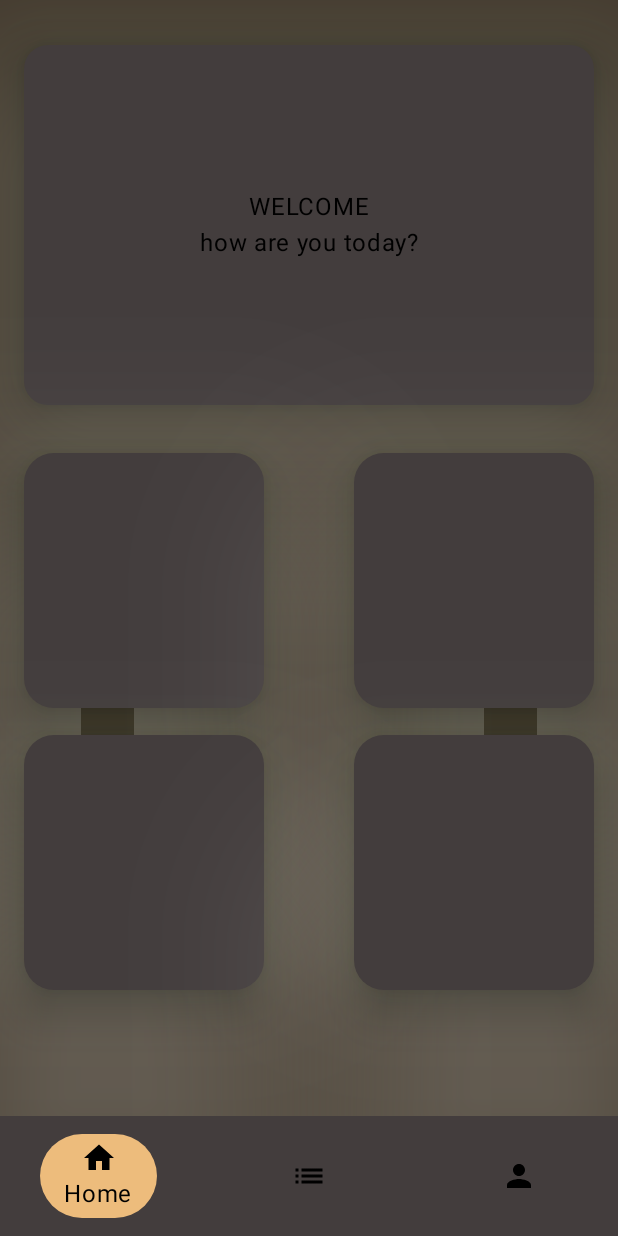
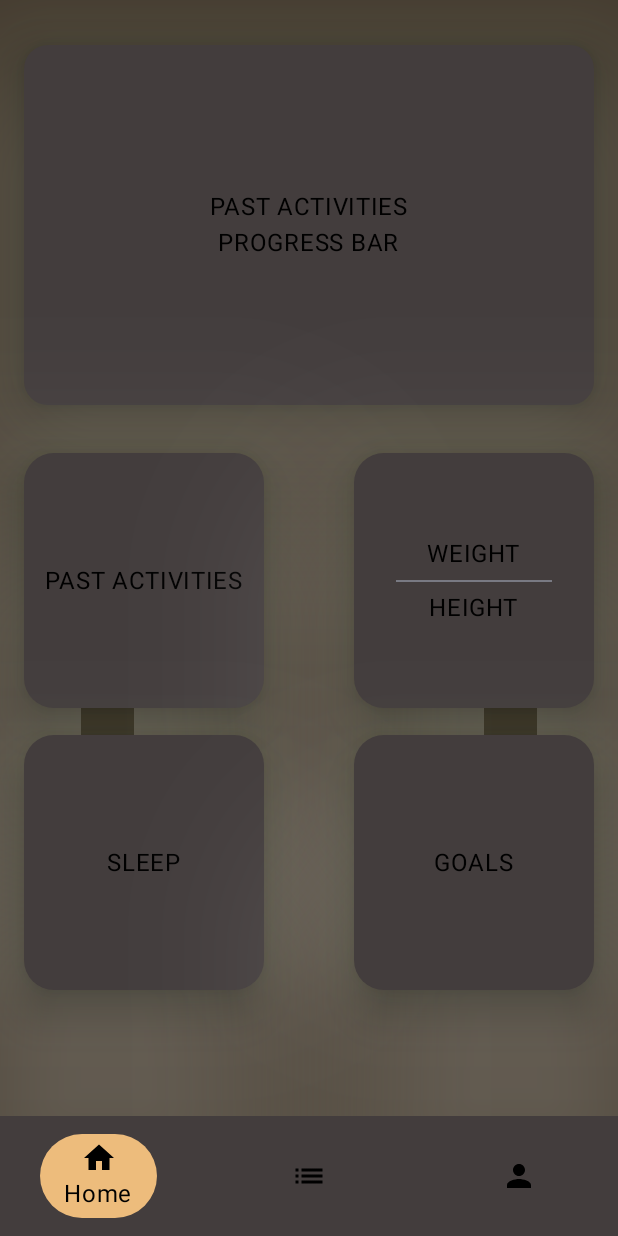
Before and after one commit to ak1nttr/Assets, an Android app built with Jetpack Compose: the HomeScreen screen opened through its navigation route, on a phone screen of 412 x 824 dp. Run offline under Robolectric (Android 15) with nearby library versions, the phone set to English and light mode, and no system bars.

Commit message:
some scaffold changes , activity screen has been created and etc.

```diff
--- a/app/src/main/java/com/cse234/assets/MainActivity.kt
+++ b/app/src/main/java/com/cse234/assets/MainActivity.kt
@@ -7,6 +7,7 @@ import androidx.activity.enableEdgeToEdge
 import androidx.navigation.compose.NavHost
 import androidx.navigation.compose.composable
 import androidx.navigation.compose.rememberNavController
+import com.cse234.assets.screens.ActivitiesScreen
 import com.cse234.assets.screens.HomeScreen
 import com.cse234.assets.screens.LoginProcedure
 import com.cse234.assets.screens.LoginScreen
@@ -25,7 +26,7 @@ class MainActivity : ComponentActivity() {
 
                 NavHost(
                     navController = navController,
-                    startDestination = "UserProfileScreen"
+                    startDestination = "ActivitiesScreen"
                 ){
                     composable("LoginScreen"){
                         LoginScreen(navController = navController)
@@ -42,6 +43,9 @@ class MainActivity : ComponentActivity() {
                     composable("UserProfileScreen") {
                         UserProfileScreen(navController = navController)
                     }
+                    composable("ActivitiesScreen") {
+                        ActivitiesScreen(navController = navController)
+                    }
                 }
 
             }
--- /dev/null
+++ b/app/src/main/java/com/cse234/assets/screens/ActivitiesScreen.kt
@@ -0,0 +1,202 @@
+package com.cse234.assets.screens
+
+import androidx.compose.foundation.Image
+import androidx.compose.foundation.layout.Arrangement
+import androidx.compose.foundation.layout.Box
+import androidx.compose.foundation.layout.Column
+import androidx.compose.foundation.layout.Row
+import androidx.compose.foundation.layout.Spacer
+import androidx.compose.foundation.layout.fillMaxSize
+import androidx.compose.foundation.layout.fillMaxWidth
+import androidx.compose.foundation.layout.height
+import androidx.compose.foundation.layout.padding
+import androidx.compose.foundation.layout.size
+import androidx.compose.foundation.layout.width
+import androidx.compose.foundation.lazy.LazyRow
+import androidx.compose.foundation.lazy.items
+import androidx.compose.foundation.shape.RoundedCornerShape
+import androidx.compose.material.icons.Icons
+import androidx.compose.material.icons.filled.KeyboardArrowRight
+import androidx.compose.material.icons.twotone.ArrowForward
+import androidx.compose.material.icons.twotone.DateRange
+import androidx.compose.material.icons.twotone.Face
+import androidx.compose.material3.Button
+import androidx.compose.material3.ButtonDefaults
+import androidx.compose.material3.Card
+import androidx.compose.material3.CardDefaults
+import androidx.compose.material3.Divider
+import androidx.compose.material3.Icon
+import androidx.compose.material3.IconButton
+import androidx.compose.material3.Scaffold
+import androidx.compose.material3.Shapes
+import androidx.compose.material3.Text
+import androidx.compose.material3.TextButton
+import androidx.compose.runtime.Composable
+import androidx.compose.runtime.mutableStateOf
+import androidx.compose.runtime.remember
+import androidx.compose.ui.Alignment
+import androidx.compose.ui.Modifier
+import androidx.compose.ui.draw.shadow
+import androidx.compose.ui.res.colorResource
+import androidx.compose.ui.text.font.FontFamily
+import androidx.compose.ui.text.font.FontWeight
+import androidx.compose.ui.text.style.TextOverflow
+import androidx.compose.ui.unit.dp
+import androidx.compose.ui.unit.sp
+import androidx.navigation.NavHostController
+import com.cse234.assets.R
+
+@Composable
+fun ActivitiesScreen(navController : NavHostController) {
+
+    val activities = listOf(
+        "Walk",
+        "Jogging",
+        "Running",
+        "Cycling",
+        "Swimming",
+        "Yoga")
+    val selectedActivity = remember { mutableStateOf(activities[0]) }
+
+    Scaffold (
+        bottomBar = {
+            BottomNavigationBar(navController = navController, onItemClick = { navController.navigate(it.route)})
+        },
+        topBar = {
+            Text(text = "Activities",
+                modifier = Modifier
+                    .padding(horizontal = 24.dp, vertical = 36.dp),
+                fontSize = 44.sp, fontFamily = FontFamily.Serif,
+                color = colorResource(R.color.black)
+                )
+        },
+        containerColor = colorResource(R.color.user_page_bg)
+    ){innerPadding ->
+        Column(
+            modifier = Modifier
+                .fillMaxSize()
+                .padding(innerPadding)
+        ) {
+            Card ( // ACTIVITY LIST
+                modifier = Modifier
+                    .fillMaxWidth()
+                    .padding(horizontal = 16.dp, vertical = 16.dp),
+                shape = RoundedCornerShape(50.dp),
+            ){
+
+                LazyRow(
+                    verticalAlignment = Alignment.CenterVertically,
+                    horizontalArrangement = Arrangement.spacedBy(10.dp),
+                    modifier = Modifier.padding(horizontal = 10.dp, vertical = 10.dp)
+                ) {
+                    items(activities) { activity ->
+                        val isSelected = activity == selectedActivity.value
+
+                        TextButton(
+                            onClick = {
+                                selectedActivity.value = activity
+                            },
+                            colors = if(isSelected) {
+                                ButtonDefaults.textButtonColors(
+                                    contentColor = colorResource(R.color.user_page_bg),
+                                    containerColor = colorResource(R.color.black)
+                                )
+                            } else {
+                                ButtonDefaults.textButtonColors(
+                                    contentColor = colorResource(R.color.black),
+                                    containerColor = colorResource(R.color.white))
+                            }
+                        ) {
+                            Text(text = activity)
+                        }
+                    }
+                }
+            }
+            // START ACTIVITY ACCORDING TO SELECTED ACTIVITY
+            Row(
+                modifier = Modifier
+                    .fillMaxWidth()
+                    .padding(horizontal = 24.dp),
+                verticalAlignment = Alignment.CenterVertically
+            ) {//personal information
+                Image(
+                    Icons.TwoTone.DateRange,
+                    contentDescription = "personal info",
+                    modifier = Modifier.size(30.dp)
+                )
+                Spacer(modifier = Modifier.width(16.dp))
+                Text(text = "Exercise history")
+                IconButton(onClick = { /*TODO*/ }) {
+                    Icon(Icons.Filled.KeyboardArrowRight, contentDescription = "")
+                }
+            }
+            Divider(modifier = Modifier
+                .padding(horizontal = 28.dp, vertical = 5.dp)
+                .height(2.dp)
+                .width(350.dp),
+                color = colorResource(R.color.black)
+                )
+            Box (
+                modifier = Modifier.fillMaxSize(),
+                contentAlignment = Alignment.Center
+            ){
+                Card (
+                    modifier = Modifier
+                        .fillMaxWidth()
+                        .height(410.dp)
+                        .padding(vertical = 16.dp, horizontal = 24.dp),
+                    colors = CardDefaults.cardColors(
+                        containerColor = colorResource(R.color.fade_black),
+                        contentColor = colorResource(R.color.black)
+                    ),
+                ){
+                    Column(
+                        modifier = Modifier.fillMaxSize()
+                    ){
+                        Text(text = "Start Exercise",
+                            modifier = Modifier
+                                .padding(horizontal = 24.dp, vertical = 16.dp)
+                                .shadow(
+                                    elevation = 30.dp,
+                                    shape = RoundedCornerShape(16.dp),
+                                    clip = false,
+                                    ambientColor = colorResource(R.color.green),
+                                    spotColor = colorResource(R.color.green)
+                                ),
+                            fontSize = 24.sp, fontFamily = FontFamily.Serif, fontWeight = FontWeight.Bold,
+                            color = colorResource(R.color.black)
+                        )
+                        Row(
+                            modifier = Modifier.padding(start = 24.dp, top = 16.dp) ,
+                            verticalAlignment = Alignment.CenterVertically,
+                            horizontalArrangement = Arrangement.spacedBy(30.dp),
+                        ) {
+                            Text(text = "total distance" , fontWeight = FontWeight.Light , fontSize = 20.sp)
+                            Icon(Icons.TwoTone.ArrowForward, contentDescription = "")
+                            Text(text = "0.00 km" , fontSize = 28.sp , overflow = TextOverflow.Visible , fontWeight = FontWeight.Light)
+                        }
+                        Button(
+                            onClick = { /*TODO*/ },
+                            modifier = Modifier
+                                .fillMaxWidth()
+                                .padding(start = 0.dp, top = 100.dp)
+                                .padding(horizontal = 24.dp)
+                                .height(100.dp),
+                            colors = ButtonDefaults.buttonColors(
+                                containerColor = colorResource(R.color.teal_700),
+                                contentColor = colorResource(R.color.black)
+
+                            )
+                            ) {
+                            TextButton(onClick = { /*TODO*/ }) {
+                                Text(text = "START")
+                            }
+                        }
+
+                    }
+                }
+            }
+
+        }
+    }
+}
--- a/app/src/main/java/com/cse234/assets/screens/HomeScreen.kt
+++ b/app/src/main/java/com/cse234/assets/screens/HomeScreen.kt
@@ -18,9 +18,11 @@ import androidx.compose.material.icons.filled.Home
 import androidx.compose.material.icons.filled.List
 import androidx.compose.material.icons.filled.Person
 import androidx.compose.material.icons.filled.Settings
+import androidx.compose.material.icons.sharp.List
 import androidx.compose.material3.BottomAppBar
 import androidx.compose.material3.Card
 import androidx.compose.material3.CardDefaults
+import androidx.compose.material3.Divider
 import androidx.compose.material3.Icon
 import androidx.compose.material3.IconButton
 import androidx.compose.material3.NavigationBar
@@ -94,8 +96,8 @@ private fun HomeScreenTopCard(){
             verticalArrangement = Arrangement.Center,
             horizontalAlignment = Alignment.CenterHorizontally
         ){
-            Text(text = "WELCOME")
-            Text(text = "how are you today?")
+            Text(text = "PAST ACTIVITIES")
+            Text(text = "PROGRESS BAR")
         }
 
     }
@@ -103,7 +105,7 @@ private fun HomeScreenTopCard(){
         modifier = Modifier.fillMaxWidth(),
         horizontalArrangement = Arrangement.SpaceBetween
     ){
-        Card (
+        Card ( // PAST ACTIVITIES
             modifier = Modifier
                 .padding(horizontal = 16.dp, vertical = 2.dp)
                 .size(160.dp, 170.dp)
@@ -122,9 +124,15 @@ private fun HomeScreenTopCard(){
             ),
             elevation = CardDefaults.cardElevation(16.dp)
         ){
-
+            Column (
+                modifier = Modifier.fillMaxSize(),
+                verticalArrangement = Arrangement.Center,
+                horizontalAlignment = Alignment.CenterHorizontally
+            ){
+                Text(text = "PAST ACTIVITIES")
+            }
         }
-        Card (
+        Card ( // WEIGHT, HEIGHT
             modifier = Modifier
                 .padding(horizontal = 16.dp, vertical = 2.dp)
                 .size(160.dp, 170.dp)
@@ -143,7 +151,15 @@ private fun HomeScreenTopCard(){
             ),
             elevation = CardDefaults.cardElevation(16.dp)
         ){
-
+            Column (
+                modifier = Modifier.fillMaxSize(),
+                verticalArrangement = Arrangement.Center,
+                horizontalAlignment = Alignment.CenterHorizontally
+            ){
+                Text(text = "WEIGHT")
+                Divider(modifier = Modifier.padding(horizontal = 28.dp, vertical= 5.dp))
+                Text(text = "HEIGHT")
+            }
         }
 
     }
@@ -151,7 +167,7 @@ private fun HomeScreenTopCard(){
         modifier = Modifier.fillMaxWidth(),
         horizontalArrangement = Arrangement.SpaceBetween
     ) {
-        Card(
+        Card( // SLEEP
             modifier = Modifier
                 .padding(horizontal = 16.dp, vertical = 16.dp)
                 .size(160.dp, 170.dp)
@@ -169,9 +185,15 @@ private fun HomeScreenTopCard(){
             ),
             elevation = CardDefaults.cardElevation(16.dp)
         ) {
-
+            Column (
+                modifier = Modifier.fillMaxSize(),
+                verticalArrangement = Arrangement.Center,
+                horizontalAlignment = Alignment.CenterHorizontally
+            ){
+                Text(text = "SLEEP")
+            }
         }
-        Card(
+        Card( // GOALS
             modifier = Modifier
                 .padding(horizontal = 16.dp, vertical = 16.dp)
                 .size(160.dp, 170.dp)
@@ -189,7 +211,13 @@ private fun HomeScreenTopCard(){
             ),
             elevation = CardDefaults.cardElevation(16.dp)
         ) {
-
+            Column (
+                modifier = Modifier.fillMaxSize(),
+                verticalArrangement = Arrangement.Center,
+                horizontalAlignment = Alignment.CenterHorizontally
+            ){
+                Text(text = "GOALS")
+            }
         }
     }
 
@@ -205,7 +233,7 @@ fun BottomNavigationBar(
     val backStackEntry = navController.currentBackStackEntryAsState()
     val items : List<BottomNavItem> = listOf(
         BottomNavItem("Home", "HomeScreen", Icons.Filled.Home),
-        BottomNavItem("Activities", "ActivitiesScreen", Icons.Filled.List),
+        BottomNavItem("Activities", "ActivitiesScreen", Icons.Sharp.List),
         BottomNavItem("User", "UserProfileScreen", Icons.Filled.Person)
     )
     NavigationBar (
--- a/app/src/main/java/com/cse234/assets/screens/UserProfileScreen.kt
+++ b/app/src/main/java/com/cse234/assets/screens/UserProfileScreen.kt
@@ -20,12 +20,14 @@ import androidx.compose.material.icons.sharp.AccountCircle
 import androidx.compose.material.icons.sharp.ExitToApp
 import androidx.compose.material.icons.twotone.Face
 import androidx.compose.material.icons.twotone.Notifications
+import androidx.compose.material3.BottomSheetScaffold
 import androidx.compose.material3.Button
 import androidx.compose.material3.ButtonColors
 import androidx.compose.material3.ButtonDefaults
 import androidx.compose.material3.Card
 import androidx.compose.material3.CardDefaults
 import androidx.compose.material3.Icon
+import androidx.compose.material3.IconButton
 import androidx.compose.material3.Scaffold
 import androidx.compose.material3.Text
 import androidx.compose.material3.TextButton
@@ -43,24 +45,11 @@ import com.cse234.assets.R
 @Composable
 fun UserProfileScreen(navController : NavHostController) {
 
-
     Scaffold(
         bottomBar = {
             BottomNavigationBar(navController = navController, onItemClick = { navController.navigate(it.route)})
-        }
-    ) {innerPadding -> // innerPadding is the padding that is applied by the Scaffold
-        Column (
-            modifier = Modifier
-                .fillMaxSize()
-                .padding(innerPadding)
-                .background(colorResource(id = R.color.user_page_bg))
-        ){
-            Column(
-                modifier = Modifier
-                    .fillMaxSize()
-                    .background(color = colorResource(R.color.user_page_bg))
-                //.padding(horizontal = 24.dp, vertical = 36.dp)
-            ) {
+        },
+        topBar = {
             Card(//TOP BAR MESSAGE, LOGOUT BUTTON
                 modifier = Modifier
                     .fillMaxWidth()
@@ -94,9 +83,21 @@ fun UserProfileScreen(navController : NavHostController) {
                         Icon(Icons.Sharp.ExitToApp, contentDescription = "logout")
                     }
                 }
-
-
             }
+        },
+        containerColor = colorResource(R.color.user_page_bg)
+    ) {innerPadding ->
+        Column (
+            modifier = Modifier
+                .fillMaxSize()
+                .padding(innerPadding)
+                .background(colorResource(id = R.color.user_page_bg))
+        ){
+            Column(
+                modifier = Modifier
+                    .fillMaxSize()
+                    .background(color = colorResource(R.color.user_page_bg))
+            ) {
 
                 Row(//USER ICON , USER NAME
                     modifier = Modifier
@@ -118,7 +119,7 @@ fun UserProfileScreen(navController : NavHostController) {
                 Row(
                     modifier = Modifier
                         .fillMaxWidth()
-                        .padding(vertical = 16.dp , horizontal = 24.dp),
+                        .padding(vertical = 16.dp, horizontal = 24.dp),
                     verticalAlignment = Alignment.CenterVertically
                 ) {//personal information
                     Image(
@@ -128,13 +129,15 @@ fun UserProfileScreen(navController : NavHostController) {
                     )
                     Spacer(modifier = Modifier.width(16.dp))
                     Text(text = "Personal Information")
+                    IconButton(onClick = { /*TODO*/ }) {
                         Icon(Icons.Filled.KeyboardArrowRight, contentDescription = "")
+                    }
                 }
 
                 Row(
                     modifier = Modifier
                         .fillMaxWidth()
-                        .padding(vertical = 16.dp , horizontal = 24.dp),
+                        .padding(vertical = 16.dp, horizontal = 24.dp),
                     verticalAlignment = Alignment.CenterVertically
                 ) {//notifications
                     Image(
@@ -144,13 +147,16 @@ fun UserProfileScreen(navController : NavHostController) {
                     )
                     Spacer(modifier = Modifier.width(16.dp))
                     Text(text = "Notifications")
+                    IconButton(onClick = { /*TODO*/ }) {
                         Icon(Icons.Filled.KeyboardArrowRight, contentDescription = "")
+                    }
+
                 }
 
                 Row(
                     modifier = Modifier
                         .fillMaxWidth()
-                        .padding(vertical = 16.dp , horizontal = 24.dp),
+                        .padding(vertical = 16.dp, horizontal = 24.dp),
                     verticalAlignment = Alignment.CenterVertically
                 ) {//about
                     Image(
@@ -160,7 +166,10 @@ fun UserProfileScreen(navController : NavHostController) {
                     )
                     Spacer(modifier = Modifier.width(16.dp))
                     Text(text = "About")
+                    IconButton(onClick = { /*TODO*/ }) {
                         Icon(Icons.Filled.KeyboardArrowRight, contentDescription = "")
+                    }
+
                 }
 
             }
```
Lines whose indentation alone changed are shown as unchanged.
